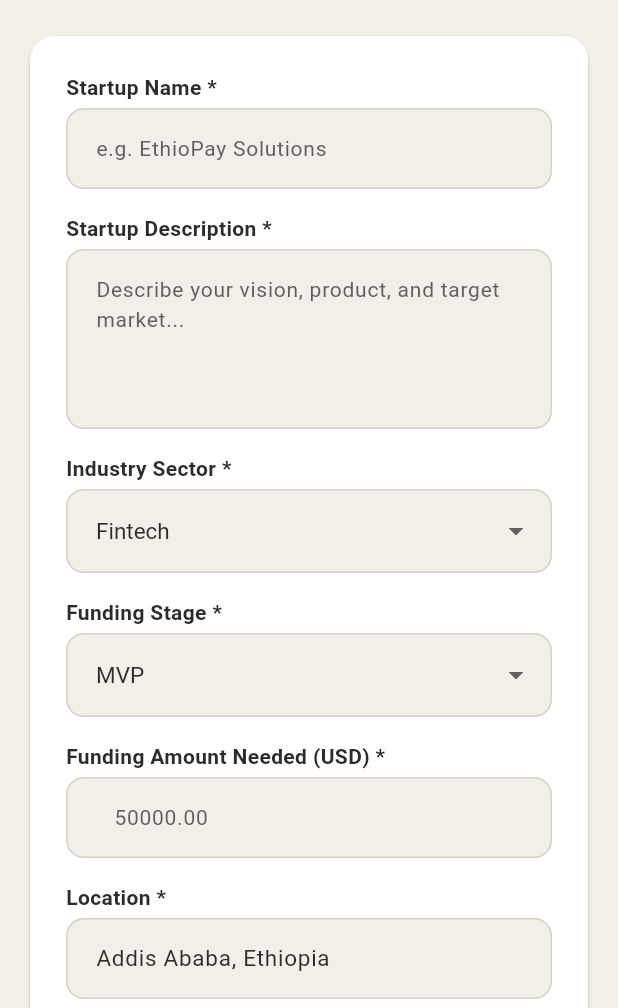
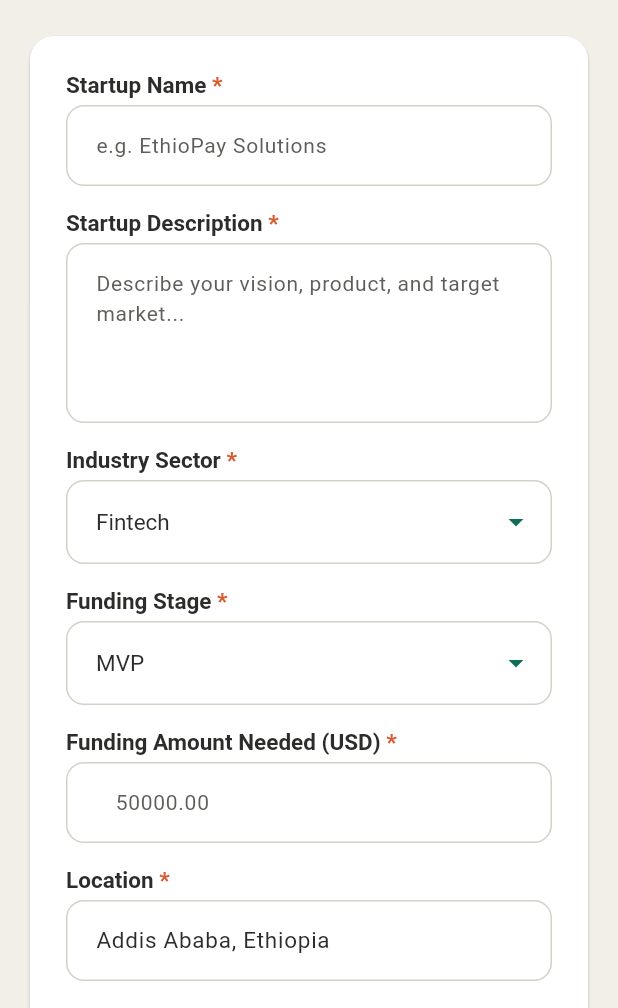
Before and after one commit to kasmass26/Ethio-Venture, a Flutter app: the StartupProfileSetupPage screen opened by its route, on a phone screen of 412 x 824 dp, the part 228-1236 px from its top. Run offline on Flutter 3.47's test engine with Material 3 defaults, Android fonts, the phone set to English and light mode, and no system bars; our stand-ins replace connectivity_plus, flutter_bloc, flutter_dotenv, get_it, supabase_flutter; accounts and stored records are empty.

Commit message:
style: fix form field title label visibility with high-contrast dark ink and coral asterisks

```diff
--- a/lib/features/startup_profile/presentation/widgets/startup_profile_form.dart
+++ b/lib/features/startup_profile/presentation/widgets/startup_profile_form.dart
@@ -7,7 +7,8 @@ import '../../domain/entities/startup_profile_entity.dart';
 /// Reusable Startup Profile Form widget.
 ///
 /// Styled according to the Ethio Venture Design System tokens.
-/// Supports both Light and Dark themes with full high-contrast readability.
+/// Features high-contrast field labels, prominent required asterisks,
+/// and clean white input cards.
 class StartupProfileForm extends StatefulWidget {
   const StartupProfileForm({
     super.key,
@@ -122,38 +123,34 @@ class _StartupProfileFormState extends State<StartupProfileForm> {
   }
 
   InputDecoration _buildInputDecoration({
-    required BuildContext context,
     required String hintText,
     String? prefixText,
   }) {
-    final isDark = Theme.of(context).brightness == Brightness.dark;
-    final fillColor = isDark ? AppColors.surfaceDark : AppColors.fog;
-    final borderColor = isDark ? AppColors.borderDark : AppColors.hairline;
-
     return InputDecoration(
       hintText: hintText,
       prefixText: prefixText,
-      prefixStyle: TextStyle(
-        color: isDark ? AppColors.textPrimaryDark : AppColors.ink,
+      prefixStyle: const TextStyle(
+        color: AppColors.ink,
         fontWeight: FontWeight.w600,
+        fontSize: 15,
       ),
       filled: true,
-      fillColor: fillColor,
+      fillColor: AppColors.white,
       contentPadding: const EdgeInsets.symmetric(
         horizontal: AppSizes.md,
         vertical: AppSizes.md,
       ),
-      hintStyle: TextStyle(
-        color: isDark ? AppColors.textSecondaryDark : AppColors.slate,
+      hintStyle: const TextStyle(
+        color: AppColors.slate,
         fontSize: 14,
       ),
       border: OutlineInputBorder(
         borderRadius: BorderRadius.circular(AppSizes.radiusMd),
-        borderSide: BorderSide(color: borderColor),
+        borderSide: const BorderSide(color: AppColors.hairline),
       ),
       enabledBorder: OutlineInputBorder(
         borderRadius: BorderRadius.circular(AppSizes.radiusMd),
-        borderSide: BorderSide(color: borderColor),
+        borderSide: const BorderSide(color: AppColors.hairline),
       ),
       focusedBorder: OutlineInputBorder(
         borderRadius: BorderRadius.circular(AppSizes.radiusMd),
@@ -166,115 +163,127 @@ class _StartupProfileFormState extends State<StartupProfileForm> {
     );
   }
 
-  Widget _buildFieldLabel(BuildContext context, String label) {
-    final isDark = Theme.of(context).brightness == Brightness.dark;
-    return Text(
-      label,
-      style: TextStyle(
-        fontSize: 14,
-        fontWeight: FontWeight.w700,
-        color: isDark ? AppColors.textPrimaryDark : AppColors.ink,
+  Widget _buildFieldLabel(String labelText) {
+    final cleanLabel = labelText.replaceAll(' *', '');
+    final isRequired = labelText.contains('*');
+
+    return Padding(
+      padding: const EdgeInsets.only(bottom: AppSizes.xs),
+      child: RichText(
+        text: TextSpan(
+          text: cleanLabel,
+          style: const TextStyle(
+            fontSize: 15,
+            fontWeight: FontWeight.w700,
+            color: AppColors.ink,
+          ),
+          children: [
+            if (isRequired)
+              const TextSpan(
+                text: ' *',
+                style: TextStyle(
+                  color: AppColors.coral,
+                  fontWeight: FontWeight.w800,
+                  fontSize: 15,
+                ),
+              ),
+          ],
+        ),
       ),
     );
   }
 
   @override
   Widget build(BuildContext context) {
-    final isDark = Theme.of(context).brightness == Brightness.dark;
-    final textColor = isDark ? AppColors.textPrimaryDark : AppColors.ink;
-    final dropdownBgColor = isDark ? AppColors.surfaceDark : AppColors.white;
-
     return Form(
       key: _formKey,
       child: Column(
         crossAxisAlignment: CrossAxisAlignment.stretch,
         children: [
           // Startup Name
-          _buildFieldLabel(context, 'Startup Name *'),
-          const SizedBox(height: AppSizes.xs),
+          _buildFieldLabel('Startup Name *'),
           TextFormField(
             controller: _nameController,
-            style: TextStyle(color: textColor, fontSize: 15),
+            style: const TextStyle(color: AppColors.ink, fontSize: 15),
             validator: (v) => InputValidators.notEmpty(v, field: 'Startup name'),
             decoration: _buildInputDecoration(
-              context: context,
               hintText: 'e.g. EthioPay Solutions',
             ),
           ),
           const SizedBox(height: AppSizes.md),
 
           // Startup Description
-          _buildFieldLabel(context, 'Startup Description *'),
-          const SizedBox(height: AppSizes.xs),
+          _buildFieldLabel('Startup Description *'),
           TextFormField(
             controller: _descriptionController,
             maxLines: 4,
-            style: TextStyle(color: textColor, fontSize: 15),
+            style: const TextStyle(color: AppColors.ink, fontSize: 15),
             validator: (v) => InputValidators.notEmpty(v, field: 'Description'),
             decoration: _buildInputDecoration(
-              context: context,
               hintText: 'Describe your vision, product, and target market...',
             ),
           ),
           const SizedBox(height: AppSizes.md),
 
           // Industry Sector Dropdown
-          _buildFieldLabel(context, 'Industry Sector *'),
-          const SizedBox(height: AppSizes.xs),
+          _buildFieldLabel('Industry Sector *'),
           DropdownButtonFormField<String>(
             initialValue: _selectedIndustry,
-            dropdownColor: dropdownBgColor,
-            style: TextStyle(color: textColor, fontSize: 15),
+            dropdownColor: AppColors.white,
+            iconEnabledColor: AppColors.emerald,
+            style: const TextStyle(color: AppColors.ink, fontSize: 15),
             items: _industries
                 .map((ind) => DropdownMenuItem(
                       value: ind,
-                      child: Text(ind, style: TextStyle(color: textColor)),
+                      child: Text(
+                        ind,
+                        style: const TextStyle(color: AppColors.ink),
+                      ),
                     ))
                 .toList(),
             onChanged: (val) {
               if (val != null) setState(() => _selectedIndustry = val);
             },
             decoration: _buildInputDecoration(
-              context: context,
               hintText: 'Select industry',
             ),
           ),
           const SizedBox(height: AppSizes.md),
 
           // Funding Stage Dropdown
-          _buildFieldLabel(context, 'Funding Stage *'),
-          const SizedBox(height: AppSizes.xs),
+          _buildFieldLabel('Funding Stage *'),
           DropdownButtonFormField<String>(
             initialValue: _selectedFundingStage,
-            dropdownColor: dropdownBgColor,
-            style: TextStyle(color: textColor, fontSize: 15),
+            dropdownColor: AppColors.white,
+            iconEnabledColor: AppColors.emerald,
+            style: const TextStyle(color: AppColors.ink, fontSize: 15),
             items: _fundingStages
                 .map((stage) => DropdownMenuItem(
                       value: stage,
-                      child: Text(stage, style: TextStyle(color: textColor)),
+                      child: Text(
+                        stage,
+                        style: const TextStyle(color: AppColors.ink),
+                      ),
                     ))
                 .toList(),
             onChanged: (val) {
               if (val != null) setState(() => _selectedFundingStage = val);
             },
             decoration: _buildInputDecoration(
-              context: context,
               hintText: 'Select funding stage',
             ),
           ),
           const SizedBox(height: AppSizes.md),
 
           // Funding Amount Needed
-          _buildFieldLabel(context, 'Funding Amount Needed (USD) *'),
-          const SizedBox(height: AppSizes.xs),
+          _buildFieldLabel('Funding Amount Needed (USD) *'),
           TextFormField(
             controller: _fundingAmountController,
             keyboardType: TextInputType.number,
-            style: TextStyle(color: textColor, fontSize: 15),
+            style: const TextStyle(color: AppColors.ink, fontSize: 15),
             validator: (v) =>
                 InputValidators.positiveAmount(v, field: 'Funding amount'),
             decoration: _buildInputDecoration(
-              context: context,
               hintText: '50000.00',
               prefixText: '\$ ',
             ),
@@ -282,45 +291,39 @@ class _StartupProfileFormState extends State<StartupProfileForm> {
           const SizedBox(height: AppSizes.md),
 
           // Location
-          _buildFieldLabel(context, 'Location *'),
-          const SizedBox(height: AppSizes.xs),
+          _buildFieldLabel('Location *'),
           TextFormField(
             controller: _locationController,
-            style: TextStyle(color: textColor, fontSize: 15),
+            style: const TextStyle(color: AppColors.ink, fontSize: 15),
             validator: (v) => InputValidators.notEmpty(v, field: 'Location'),
             decoration: _buildInputDecoration(
-              context: context,
               hintText: 'e.g. Addis Ababa, Ethiopia',
             ),
           ),
           const SizedBox(height: AppSizes.md),
 
           // Team Information
-          _buildFieldLabel(context, 'Team Information *'),
-          const SizedBox(height: AppSizes.xs),
+          _buildFieldLabel('Team Information *'),
           TextFormField(
             controller: _teamController,
             maxLines: 3,
-            style: TextStyle(color: textColor, fontSize: 15),
+            style: const TextStyle(color: AppColors.ink, fontSize: 15),
             validator: (v) =>
                 InputValidators.notEmpty(v, field: 'Team information'),
             decoration: _buildInputDecoration(
-              context: context,
               hintText: 'Overview of founders, key roles, and skills...',
             ),
           ),
           const SizedBox(height: AppSizes.md),
 
           // Contact Information
-          _buildFieldLabel(context, 'Contact Information *'),
-          const SizedBox(height: AppSizes.xs),
+          _buildFieldLabel('Contact Information *'),
           TextFormField(
             controller: _contactController,
-            style: TextStyle(color: textColor, fontSize: 15),
+            style: const TextStyle(color: AppColors.ink, fontSize: 15),
             validator: (v) =>
                 InputValidators.notEmpty(v, field: 'Contact information'),
             decoration: _buildInputDecoration(
-              context: context,
               hintText: 'e.g. founder@startup.com / +251 91 234 5678',
             ),
           ),
```
